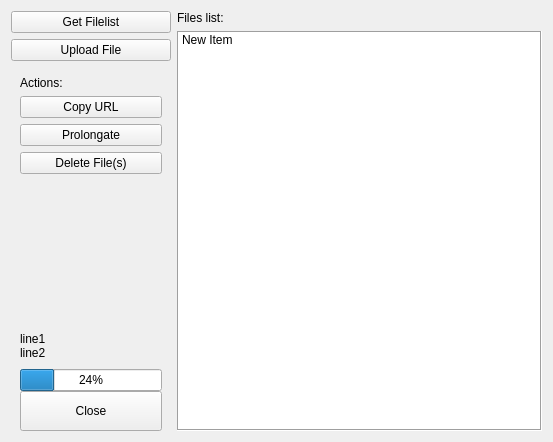
Before: the Qt Designer form generic/yandexnarodplugin/yandexnarodmanage.ui in psi-im/plugins, drawn with Qt 5.
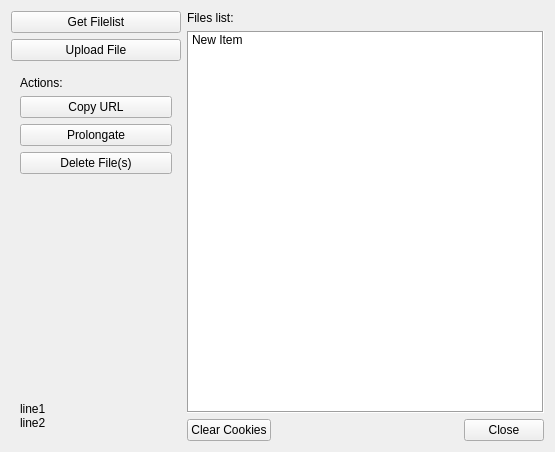
After: the same form once the commit is applied. Icons and pictures are not drawn. Custom widgets are drawn as their Qt base class.

Diff of the .ui file:
```diff
--- a/generic/yandexnarodplugin/yandexnarodmanage.ui
+++ b/generic/yandexnarodplugin/yandexnarodmanage.ui
@@ -6,8 +6,8 @@
    <rect>
     <x>0</x>
     <y>0</y>
-    <width>553</width>
-    <height>442</height>
+    <width>555</width>
+    <height>452</height>
    </rect>
   </property>
   <property name="minimumSize">
@@ -19,7 +19,7 @@
   <property name="windowTitle">
    <string>Form</string>
   </property>
-  <layout class="QHBoxLayout" name="horizontalLayout">
+  <layout class="QHBoxLayout" name="horizontalLayout_2">
    <item>
     <layout class="QVBoxLayout" name="verticalLayout_2">
      <property name="sizeConstraint">
@@ -33,6 +33,18 @@
          <verstretch>0</verstretch>
         </sizepolicy>
        </property>
+       <property name="minimumSize">
+        <size>
+         <width>170</width>
+         <height>0</height>
+        </size>
+       </property>
+       <property name="maximumSize">
+        <size>
+         <width>170</width>
+         <height>16777215</height>
+        </size>
+       </property>
        <property name="text">
         <string>Get Filelist</string>
        </property>
@@ -238,65 +250,13 @@
           </property>
          </widget>
         </item>
-        <item>
-         <widget class="QProgressBar" name="progressBar">
-          <property name="sizePolicy">
-           <sizepolicy hsizetype="Preferred" vsizetype="Fixed">
-            <horstretch>0</horstretch>
-            <verstretch>0</verstretch>
-           </sizepolicy>
-          </property>
-          <property name="value">
-           <number>24</number>
-          </property>
-         </widget>
-        </item>
        </layout>
       </widget>
      </item>
-     <item>
-      <widget class="QFrame" name="frame_4">
-       <property name="minimumSize">
-        <size>
-         <width>160</width>
-         <height>40</height>
-        </size>
-       </property>
-       <property name="frameShape">
-        <enum>QFrame::NoFrame</enum>
-       </property>
-       <property name="frameShadow">
-        <enum>QFrame::Raised</enum>
-       </property>
-       <layout class="QVBoxLayout" name="verticalLayout_6">
-        <property name="topMargin">
-         <number>0</number>
-        </property>
-        <property name="bottomMargin">
-         <number>0</number>
-        </property>
-        <item>
-         <widget class="QPushButton" name="btnExit">
-          <property name="sizePolicy">
-           <sizepolicy hsizetype="Preferred" vsizetype="Preferred">
-            <horstretch>0</horstretch>
-            <verstretch>0</verstretch>
-           </sizepolicy>
-          </property>
-          <property name="text">
-           <string>Close</string>
-          </property>
-          <property name="icon">
-           <iconset resource="yandexnarod.qrc">
-            <normaloff>:/icons/close.png</normaloff>:/icons/close.png</iconset>
-          </property>
-         </widget>
-        </item>
-       </layout>
-      </widget>
-     </item>
-    </layout>
-   </item>
+    </layout>
+   </item>
+   <item>
+    <layout class="QVBoxLayout" name="verticalLayout_3">
    <item>
     <layout class="QVBoxLayout" name="verticalLayout_5">
      <property name="sizeConstraint">
@@ -341,8 +301,62 @@
      </item>
     </layout>
    </item>
-  </layout>
+     <item>
+      <layout class="QHBoxLayout" name="horizontalLayout">
+       <item>
+        <widget class="QPushButton" name="btnClearCookies">
+         <property name="text">
+          <string>Clear Cookies</string>
+         </property>
+         <property name="icon">
+          <iconset resource="yandexnarod.qrc">
+           <normaloff>:/icons/delete.png</normaloff>:/icons/delete.png</iconset>
+         </property>
+        </widget>
+       </item>
+       <item>
+        <spacer name="horizontalSpacer">
+         <property name="orientation">
+          <enum>Qt::Horizontal</enum>
+         </property>
+         <property name="sizeHint" stdset="0">
+          <size>
+           <width>40</width>
+           <height>20</height>
+          </size>
+         </property>
+        </spacer>
+       </item>
+       <item>
+        <widget class="QPushButton" name="btnExit">
+         <property name="sizePolicy">
+          <sizepolicy hsizetype="Preferred" vsizetype="Preferred">
+           <horstretch>0</horstretch>
+           <verstretch>0</verstretch>
+          </sizepolicy>
+         </property>
+         <property name="text">
+          <string>Close</string>
+         </property>
+         <property name="icon">
+          <iconset resource="yandexnarod.qrc">
+           <normaloff>:/icons/close.png</normaloff>:/icons/close.png</iconset>
+         </property>
+        </widget>
+       </item>
+      </layout>
+     </item>
+    </layout>
+   </item>
+  </layout>
  </widget>
+ <customwidgets>
+  <customwidget>
+   <class>ListWidget</class>
+   <extends>QListWidget</extends>
+   <header>yandexnarodmanage.h</header>
+  </customwidget>
+ </customwidgets>
  <resources>
   <include location="yandexnarod.qrc"/>
  </resources>
```
Left out of the diff: 8 changed lines with no effect on the pictures. Lines whose indentation alone changed are shown as unchanged.
